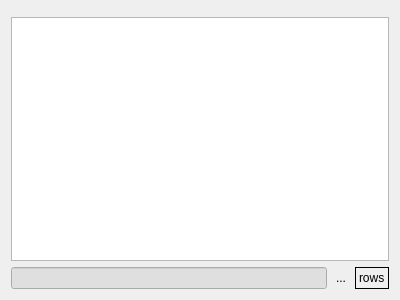
The window that tools/qsqlmon/src/tableviewwidget.ui (Quick-Event/quickbox) describes before a commit, drawn with Qt 5.
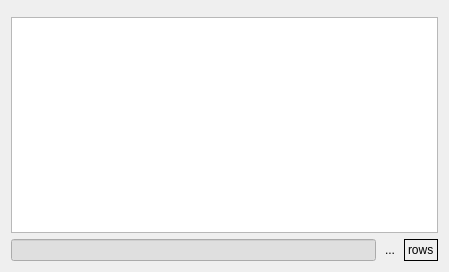
The same window after the commit. Icons and pictures are not drawn. Custom widgets are drawn as their Qt base class.

Patch:
```diff
--- a/tools/qsqlmon/src/tableviewwidget.ui
+++ b/tools/qsqlmon/src/tableviewwidget.ui
@@ -6,8 +6,8 @@
    <rect>
     <x>0</x>
     <y>0</y>
-    <width>400</width>
-    <height>300</height>
+    <width>449</width>
+    <height>272</height>
    </rect>
   </property>
   <property name="windowTitle">
```
Left out of the diff: 12 changed lines with no effect on the pictures.
